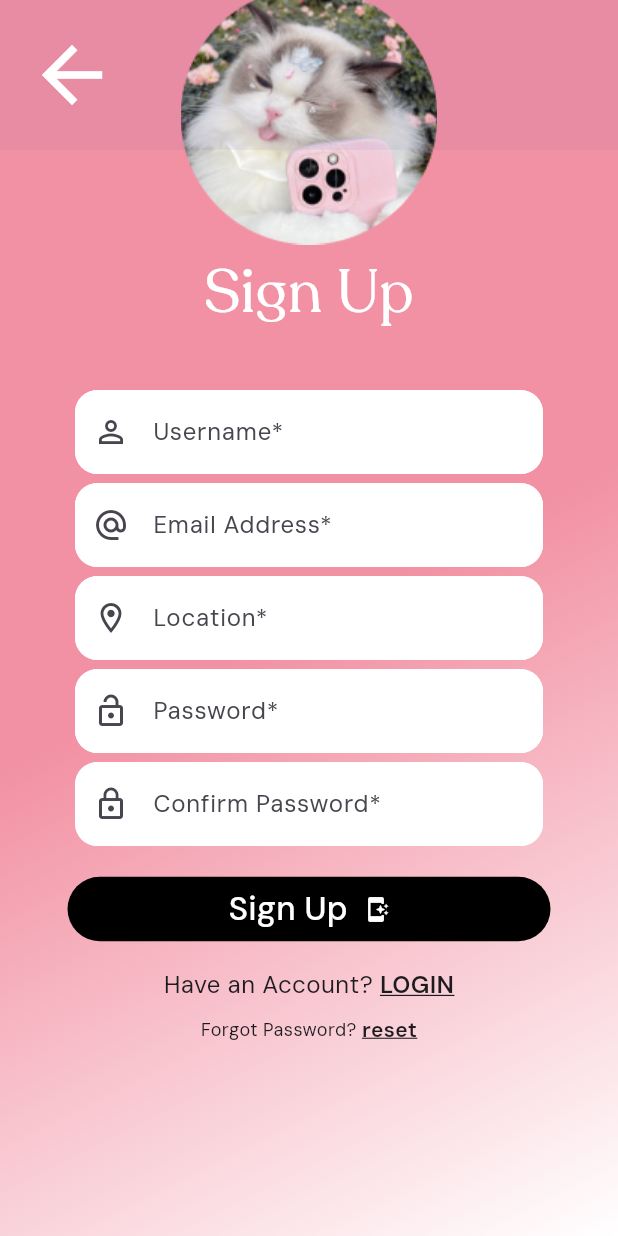
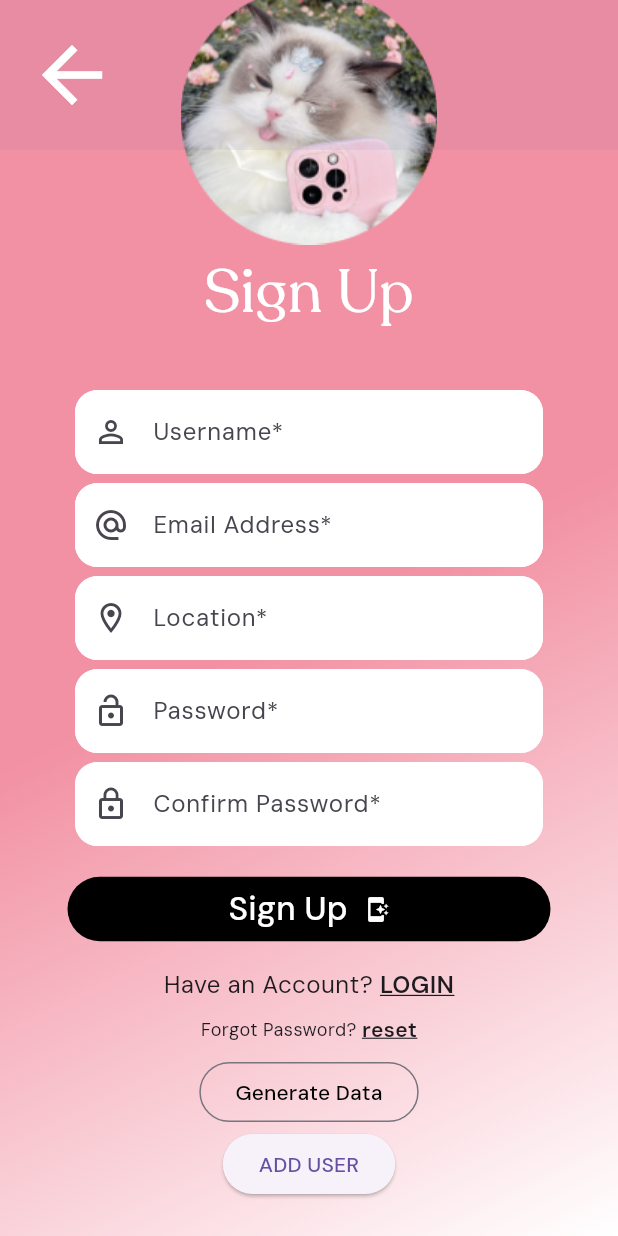
Before and after one commit to clarencevgomez/swipet-mobile, a Flutter app: the SignupPage screen opened by its route, scrolled down 183 dp, on a phone screen of 412 x 824 dp. Run offline on Flutter 3.47's test engine with Material 3 defaults, Android fonts, the phone set to English and light mode, and no system bars; our stand-ins replace faker; missing offline and left inert: mongo_dart.

Commit message:
MongoDB initial Connection
Set Up MongoDB connection and user sign up (generated data through faker)

```diff
--- /dev/null
+++ b/lib/MongoDBModels/MongoDBModel.dart
@@ -0,0 +1,48 @@
+// To parse this JSON data, do
+//
+//     final mongoDbModel = mongoDbModelFromJson(jsonString);
+
+import 'dart:convert';
+
+import 'package:mongo_dart/mongo_dart.dart';
+
+MongoDbModel mongoDbModelFromJson(String str) =>
+    MongoDbModel.fromJson(json.decode(str));
+
+String mongoDbModelToJson(MongoDbModel data) =>
+    json.encode(data.toJson());
+
+class MongoDbModel {
+  ObjectId
+      id; // Generated with the creation of the user
+  String username;
+  String email;
+  String address;
+  String password;
+
+  MongoDbModel({
+    required this.id,
+    required this.username,
+    required this.email,
+    required this.address,
+    required this.password,
+  });
+
+  factory MongoDbModel.fromJson(
+          Map<String, dynamic> json) =>
+      MongoDbModel(
+        id: json["_id"],
+        username: json["username"],
+        email: json["email"],
+        address: json["address"],
+        password: json["password"],
+      );
+
+  Map<String, dynamic> toJson() => {
+        "_id": id,
+        "username": username,
+        "email": email,
+        "address": address,
+        "password": password,
+      };
+}
--- a/lib/components/start_button.dart
+++ b/lib/components/start_button.dart
@@ -24,7 +24,7 @@ class StartButton extends StatelessWidget {
                   WidgetStateProperty.all<Color>(
                       Colors.black),
             ),
-            onPressed: () {},
+            onPressed: onTap,
             child: Center(
               child: Row(
                 mainAxisAlignment:
--- /dev/null
+++ b/lib/dbHelper/constant.dart
@@ -0,0 +1,7 @@
+// user = "test_user"
+// password = "2ya70gCeqqieNhSO"
+
+const MONGO_CONN_URL =
+    "mongodb+srv://test_user:2ya70gCeqqieNhSO@cluster0.sh91vxf.mongodb.net/test?retryWrites=true&w=majority&appName=Cluster0";
+const USER_COLLECTION =
+    "Users"; // OUR COLLECtION NAME IS USERS
--- /dev/null
+++ b/lib/dbHelper/mongodb.dart
@@ -0,0 +1,33 @@
+import 'dart:developer';
+
+import 'package:mongo_dart/mongo_dart.dart';
+import 'package:swipet_mobile/MongoDBModels/MongoDBModel.dart';
+import 'package:swipet_mobile/dbHelper/constant.dart';
+
+class MongoDatabase {
+  static var db, userCollection;
+  static connect() async {
+    db = await Db.create(MONGO_CONN_URL);
+    await db.open();
+    inspect(db);
+    userCollection =
+        db.collection(USER_COLLECTION);
+  }
+
+  static Future<String> addUser(
+      MongoDbModel data) async {
+    try {
+      var result = await userCollection
+          .insertOne(data.toJson());
+
+      if (result.isSucces) {
+        return "User Added";
+      } else {
+        return "Something wrong while adding user";
+      }
+    } catch (e) {
+      print(e.toString());
+      return e.toString();
+    }
+  }
+}
--- a/lib/main.dart
+++ b/lib/main.dart
@@ -1,9 +1,12 @@
 import 'package:swipet_mobile/components/router.dart';
+import 'package:swipet_mobile/dbHelper/mongodb.dart';
 import 'package:swipet_mobile/pages/login_page.dart';
 import 'package:swipet_mobile/pages/signup_page.dart';
 import 'package:flutter/material.dart';
 
-void main() {
+void main() async {
+  WidgetsFlutterBinding.ensureInitialized();
+  await MongoDatabase.connect();
   runApp(const MyApp());
 }
 
--- a/pubspec.yaml
+++ b/pubspec.yaml
@@ -31,11 +31,13 @@ dependencies:
   flutter:
     sdk: flutter
   flutter_svg: any
+  mongo_dart: ^0.10.3
+  faker: ^2.1.0
 
 
   # The following adds the Cupertino Icons font to your application.
   # Use with the CupertinoIcons class for iOS style icons.
-  cupertino_icons: ^1.0.6
+  cupertino_icons: ^1.0.8
 
 dev_dependencies:
   flutter_test:
```
Also changed, not shown: lib/pages/auth_page.dart (added, +19 -0 lines), lib/pages/login_page.dart (+12 -2 lines), lib/pages/signup_page.dart (+92 -9 lines), pubspec.lock.
